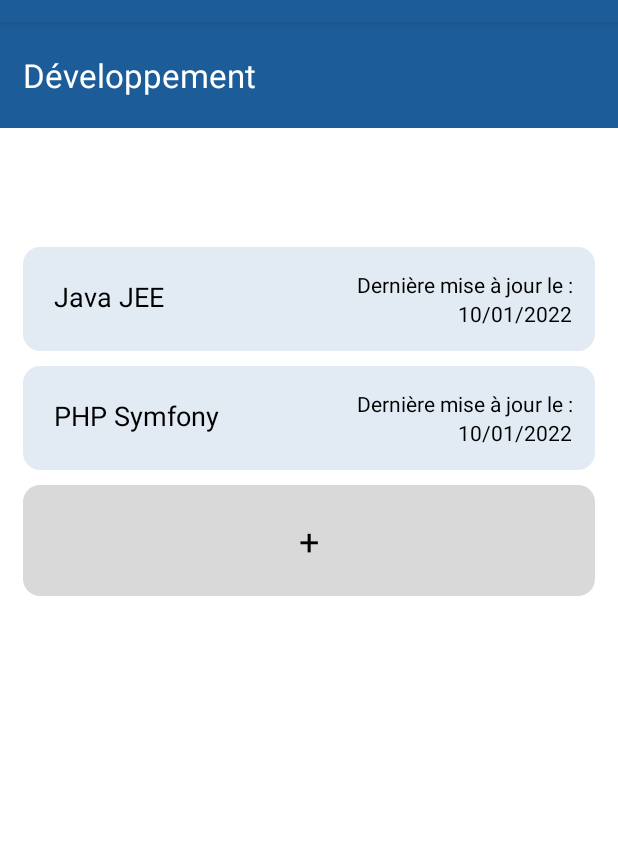
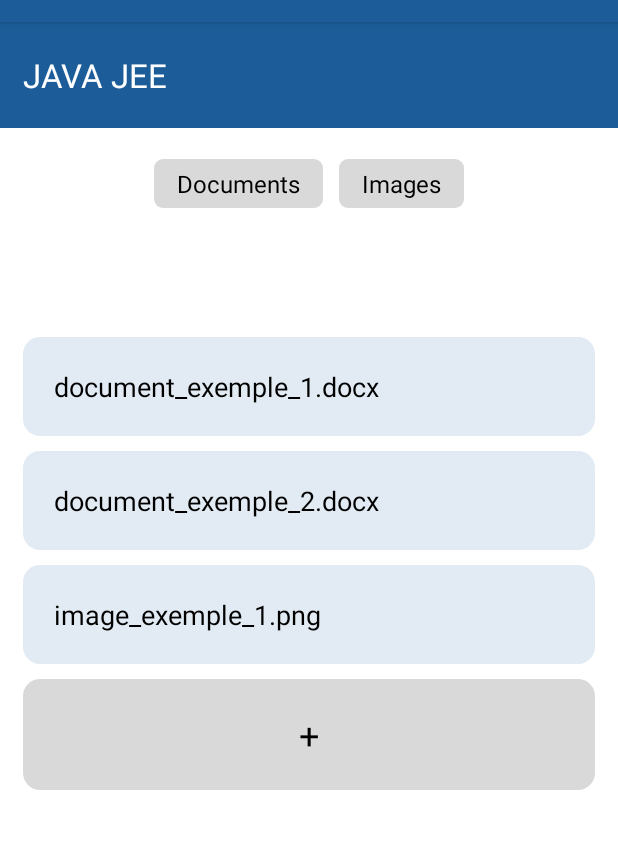
Before and after one commit to Rom2-ls/MyClass, an Android app: the screen it shows after launch (DetailMatiereActivity before the commit, DetailCoursActivity after it), on a phone screen of 412 x 824 dp, the part 62-911 px from its top. Run offline under Robolectric (Android 15) with nearby library versions, the phone set to English and light mode, and no system bars; our stand-ins replace FlexboxLayout.

Commit message:
Ajout activity de detail d'un cours

```diff
--- a/app/src/main/AndroidManifest.xml
+++ b/app/src/main/AndroidManifest.xml
@@ -12,6 +12,13 @@
         android:supportsRtl="true"
         android:theme="@style/Theme.MyClass"
         tools:targetApi="31">
+        <activity
+            android:name=".DetailCoursActivity"
+            android:exported="false">
+            <meta-data
+                android:name="android.app.lib_name"
+                android:value="" />
+        </activity>
         <activity
             android:name=".DetailMatiereActivity"
             android:exported="false">
--- /dev/null
+++ b/app/src/main/java/com/example/myclass/DetailCoursActivity.kt
@@ -0,0 +1,11 @@
+package com.example.myclass
+
+import androidx.appcompat.app.AppCompatActivity
+import android.os.Bundle
+
+class DetailCoursActivity : AppCompatActivity() {
+    override fun onCreate(savedInstanceState: Bundle?) {
+        super.onCreate(savedInstanceState)
+        setContentView(R.layout.activity_detail_cours)
+    }
+}
--- a/app/src/main/java/com/example/myclass/MainActivity.kt
+++ b/app/src/main/java/com/example/myclass/MainActivity.kt
@@ -9,7 +9,7 @@ class MainActivity : AppCompatActivity() {
         super.onCreate(savedInstanceState)
         setContentView(R.layout.activity_main)
 
-        val intent = Intent(this, DetailMatiereActivity::class.java)
+        val intent = Intent(this, DetailCoursActivity::class.java)
         startActivity(intent)
     }
 }
--- /dev/null
+++ b/app/src/main/res/drawable/matiere_menu.xml
@@ -0,0 +1,9 @@
+<?xml version="1.0" encoding="utf-8"?>
+<shape xmlns:android="http://schemas.android.com/apk/res/android">
+    <solid
+        android:color="#D9D9D9" >
+    </solid>
+    <corners
+        android:radius="6dp"   >
+    </corners>
+</shape>
--- /dev/null
+++ b/app/src/main/res/layout/activity_detail_cours.xml
@@ -0,0 +1,178 @@
+<?xml version="1.0" encoding="utf-8"?>
+<androidx.constraintlayout.widget.ConstraintLayout xmlns:android="http://schemas.android.com/apk/res/android"
+    xmlns:app="http://schemas.android.com/apk/res-auto"
+    xmlns:tools="http://schemas.android.com/tools"
+    android:layout_width="match_parent"
+    android:layout_height="match_parent"
+    tools:context=".DetailCoursActivity">
+
+    <com.google.android.flexbox.FlexboxLayout
+        xmlns:android="http://schemas.android.com/apk/res/android"
+        xmlns:app="http://schemas.android.com/apk/res-auto"
+        android:id="@+id/header"
+        android:layout_width="match_parent"
+        android:layout_height="wrap_content"
+        android:padding="15dp"
+        android:background="@color/primary"
+        app:flexDirection="column">
+        <TextView
+            android:layout_width="match_parent"
+            android:layout_height="match_parent"
+            android:text="JAVA JEE"
+            android:gravity="left|top"
+            android:textColor="@color/white"
+            android:layout_marginTop="5dp"
+            android:textSize="22dp"/>
+        <TextView
+            android:layout_width="match_parent"
+            android:layout_height="match_parent"
+            android:layout_marginTop="10dp"
+            android:text="Rédigé par : John Doe"
+            android:gravity="left|top"
+            android:textColor="@color/white"/>
+        <TextView
+            android:layout_width="match_parent"
+            android:layout_height="match_parent"
+            android:text="Dernière modification le : 10/01/2022"
+            android:layout_marginTop="5dp"
+            android:layout_marginBottom="15dp"
+            android:gravity="left|top"
+            android:textColor="@color/white"/>
+    </com.google.android.flexbox.FlexboxLayout>
+
+    <com.google.android.flexbox.FlexboxLayout
+        xmlns:android="http://schemas.android.com/apk/res/android"
+        xmlns:app="http://schemas.android.com/apk/res-auto"
+        android:id="@+id/menu"
+        android:layout_width="match_parent"
+        android:layout_height="wrap_content"
+        android:padding="15dp"
+        android:background="@color/white"
+        app:justifyContent="center"
+        app:flexDirection="row"
+        app:layout_constraintTop_toBottomOf="@+id/header">
+
+        <TextView
+            android:layout_width="wrap_content"
+            android:layout_height="wrap_content"
+            android:text="Documents"
+            android:textSize="16dp"
+            android:paddingVertical="5dp"
+            android:paddingHorizontal="15dp"
+            android:background="@drawable/matiere_menu"
+            android:layout_margin="5dp"
+            android:textColor="@color/black" />
+        <TextView
+            android:layout_width="wrap_content"
+            android:layout_height="wrap_content"
+            android:text="Images"
+            android:textSize="16dp"
+            android:paddingVertical="5dp"
+            android:paddingHorizontal="15dp"
+            android:background="@drawable/matiere_menu"
+            android:layout_margin="5dp"
+            android:textColor="@color/black" />
+
+    </com.google.android.flexbox.FlexboxLayout>
+    <LinearLayout xmlns:android="http://schemas.android.com/apk/res/android"
+        xmlns:tools="http://schemas.android.com/tools"
+        android:layout_width="match_parent"
+        android:layout_height="match_parent"
+        android:layout_marginTop="200dp"
+        android:layout_marginHorizontal="15dp"
+        android:orientation="vertical"
+        app:layout_constraintTop_toBottomOf="@+id/menu">
+        <LinearLayout xmlns:android="http://schemas.android.com/apk/res/android"
+            xmlns:tools="http://schemas.android.com/tools"
+            android:layout_width="match_parent"
+            android:layout_height="wrap_content"
+            android:layout_marginTop="10dp"
+            android:padding="15dp"
+            android:gravity="left|top"
+            android:orientation="vertical"
+            android:background="@drawable/class_card"
+            app:layout_constraintBottom_toBottomOf="parent"
+            app:layout_constraintEnd_toEndOf="parent"
+            app:layout_constraintStart_toStartOf="parent"
+            app:layout_constraintTop_toTopOf="parent"
+
+            >
+            <TextView
+                android:layout_width="wrap_content"
+                android:layout_height="wrap_content"
+                android:text="document_exemple_1.docx"
+                android:textSize="18dp"
+                android:layout_margin="5dp"
+                android:textColor="@color/black" />
+        </LinearLayout>
+        <LinearLayout xmlns:android="http://schemas.android.com/apk/res/android"
+            xmlns:tools="http://schemas.android.com/tools"
+            android:layout_width="match_parent"
+            android:layout_height="wrap_content"
+            android:layout_marginTop="10dp"
+            android:padding="15dp"
+            android:gravity="left|top"
+            android:orientation="vertical"
+            android:background="@drawable/class_card"
+            app:layout_constraintBottom_toBottomOf="parent"
+            app:layout_constraintEnd_toEndOf="parent"
+            app:layout_constraintStart_toStartOf="parent"
+            app:layout_constraintTop_toTopOf="parent"
+
+            >
+            <TextView
+                android:layout_width="wrap_content"
+                android:layout_height="wrap_content"
+                android:text="document_exemple_2.docx"
+                android:textSize="18dp"
+                android:layout_margin="5dp"
+                android:textColor="@color/black" />
+        </LinearLayout>
+        <LinearLayout xmlns:android="http://schemas.android.com/apk/res/android"
+            xmlns:tools="http://schemas.android.com/tools"
+            android:layout_width="match_parent"
+            android:layout_height="wrap_content"
+            android:layout_marginTop="10dp"
+            android:padding="15dp"
+            android:gravity="left|top"
+            android:orientation="vertical"
+            android:background="@drawable/class_card"
+            app:layout_constraintBottom_toBottomOf="parent"
+            app:layout_constraintEnd_toEndOf="parent"
+            app:layout_constraintStart_toStartOf="parent"
+            app:layout_constraintTop_toTopOf="parent"
+
+            >
+            <TextView
+                android:layout_width="wrap_content"
+                android:layout_height="wrap_content"
+                android:text="image_exemple_1.png"
+                android:textSize="18dp"
+                android:layout_margin="5dp"
+                android:textColor="@color/black" />
+        </LinearLayout>
+        <LinearLayout xmlns:android="http://schemas.android.com/apk/res/android"
+            xmlns:tools="http://schemas.android.com/tools"
+            android:layout_width="match_parent"
+            android:layout_height="wrap_content"
+            android:layout_marginTop="10dp"
+            android:padding="15dp"
+            android:gravity="center"
+            android:orientation="vertical"
+            android:background="@drawable/class_card_add"
+            app:layout_constraintBottom_toBottomOf="parent"
+            app:layout_constraintEnd_toEndOf="parent"
+            app:layout_constraintStart_toStartOf="parent"
+            app:layout_constraintTop_toTopOf="parent"
+
+            >
+            <TextView
+                android:layout_width="wrap_content"
+                android:layout_height="wrap_content"
+                android:text="+"
+                android:textSize="24dp"
+                android:layout_margin="5dp"
+                android:textColor="@color/black" />
+        </LinearLayout>
+    </LinearLayout>
+</androidx.constraintlayout.widget.ConstraintLayout>
```
